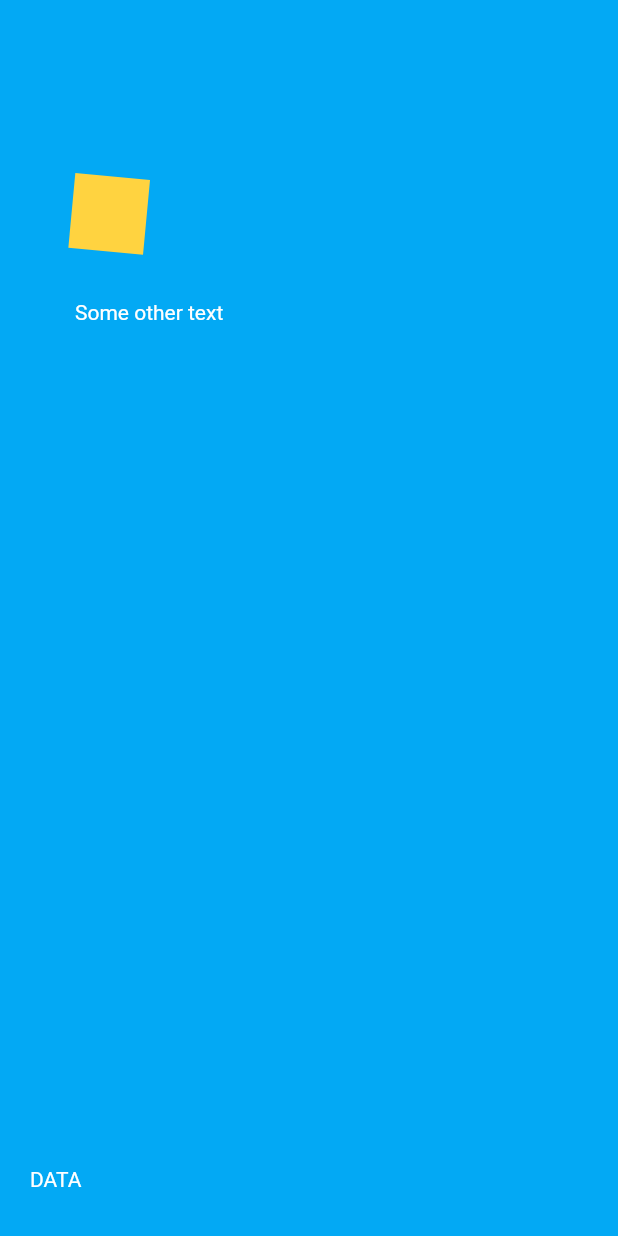
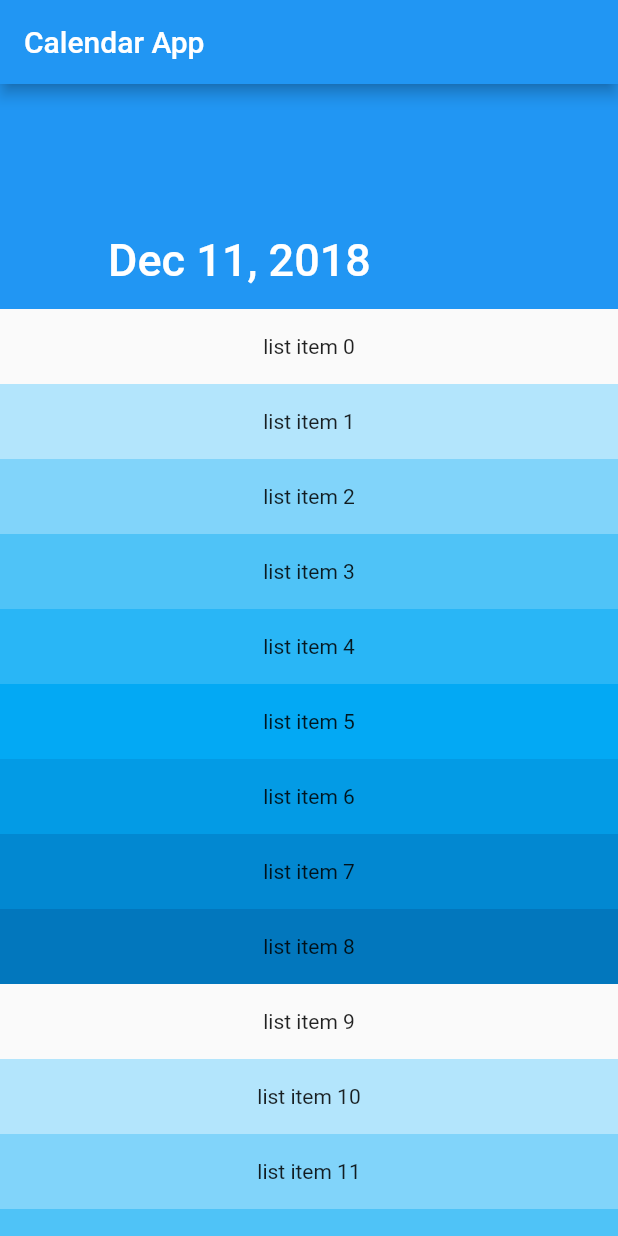
Before and after one commit to ocalvet/flutter_calendar, a Flutter app: the screen it shows after launch, on a phone screen of 412 x 824 dp. Run offline on Flutter 3.47's test engine with Material 2 defaults, Android fonts, the phone set to English and light mode, and no system bars.

Commit message:
Add sliver list to show current date

```diff
--- /dev/null
+++ b/lib/calendar_app.dart
@@ -0,0 +1,11 @@
+import 'package:flutter/material.dart';
+import 'package:flutter_calendar/home.dart';
+
+class CalendarApp extends StatelessWidget {
+  @override
+  Widget build(BuildContext context) {
+    return MaterialApp(
+      home: HomePage(),
+    );
+  }
+}
--- /dev/null
+++ b/lib/calendar_container.dart
@@ -0,0 +1,17 @@
+import 'package:flutter/material.dart';
+
+class CalendarContainer extends StatefulWidget {
+  @override
+  _CalendarContainerState createState() => _CalendarContainerState();
+}
+
+class _CalendarContainerState extends State<CalendarContainer> {
+  @override
+  Widget build(BuildContext context) {
+    return Container(
+      decoration: BoxDecoration(
+        color: Colors.amberAccent
+      ),
+    );
+  }
+}
--- /dev/null
+++ b/lib/home.dart
@@ -0,0 +1,52 @@
+import 'package:flutter/material.dart';
+import 'package:intl/intl.dart' as intl;
+
+class HomePage extends StatelessWidget {
+  @override
+  Widget build(BuildContext context) {
+    var format = new intl.DateFormat.yMMMd();
+    return Scaffold(
+      appBar: AppBar(
+        title: Text('Calendar App'),
+      ),
+      body: CustomScrollView(
+        slivers: <Widget>[
+          SliverAppBar(
+            pinned: true,
+            expandedHeight: 150.0,
+            flexibleSpace: FlexibleSpaceBar(
+              title: Text('${format.format(DateTime.now())}'),
+            ),
+          ),
+          // Container(
+          //   alignment: Alignment.center,
+          //   width: MediaQuery.of(context).size.width,
+          //   height: 60,
+          //   decoration: BoxDecoration(
+          //     color: Colors.lightBlue,
+          //   ),
+          //   child: Text('${format.format(DateTime.now())}',
+          //       textDirection: TextDirection.ltr,
+          //       style: TextStyle(
+          //         color: Colors.black87,
+          //         fontSize: 20,
+          //         fontWeight: FontWeight.bold,
+          //       )),
+          // ),
+          SliverFixedExtentList(
+            itemExtent: 50.0,
+            delegate: SliverChildBuilderDelegate(
+              (BuildContext context, int index) {
+                return Container(
+                  alignment: Alignment.center,
+                  color: Colors.lightBlue[100 * (index % 9)],
+                  child: Text('list item $index'),
+                );
+              },
+            ),
+          )
+        ],
+      ),
+    );
+  }
+}
--- a/lib/main.dart
+++ b/lib/main.dart
@@ -1,83 +1,4 @@
-import 'dart:async';
-import 'dart:math';
-
 import 'package:flutter/material.dart';
+import 'package:flutter_calendar/calendar_app.dart';
 
 void main() => runApp(CalendarApp());
-
-class CalendarApp extends StatefulWidget {
-  @override
-  State<StatefulWidget> createState() {
-    return CalendarAppState();
-  }
-}
-
-class CalendarAppState extends State<CalendarApp>
-    with SingleTickerProviderStateMixin {
-  AnimationController animation;
-  final Tween<double> ratationTween = Tween<double>(begin: 0.0, end: 2 * pi);
-  Color color = Colors.redAccent;
-  List<Color> colors = [
-    Colors.redAccent,
-    Colors.amberAccent,
-    Colors.yellowAccent,
-    Colors.deepOrangeAccent
-  ];
-  Matrix4 rotaionTransform =  Matrix4.identity();
-
-  @override
-  void initState() {
-    super.initState();
-    animation = AnimationController(
-      duration: Duration(milliseconds: 1800),
-      vsync: this,
-    )
-    ..repeat();
-    var rand = Random(2356);
-    Timer.periodic(Duration(seconds: 1), (timer) {
-      this.setState(() {
-        color = colors[rand.nextInt(4)];
-        rotaionTransform = Matrix4.rotationZ(ratationTween.evaluate(animation));
-      });
-    });
-  }
-
-  @override
-  Widget build(BuildContext context) {
-    return Container(
-        color: Colors.lightBlue,
-        child: Stack(
-          alignment: Alignment.topLeft,
-          children: <Widget>[
-            Positioned(
-                left: 100,
-                top: 120,
-                child: AnimatedContainer(
-                  curve: Curves.ease,
-                  transform: rotaionTransform,
-                  color: color,
-                  alignment: Alignment.center,
-                  width: 50,
-                  height: 50,
-                  duration: Duration(seconds: 1),
-                )),
-            Positioned(
-              left: 20,
-              bottom: 30,
-              child: Text(
-                'DATA',
-                textDirection: TextDirection.ltr,
-              ),
-            ),
-            Positioned(
-              left: 50,
-              top: 200,
-              child: Text(
-                'Some other text',
-                textDirection: TextDirection.ltr,
-              ),
-            ),
-          ],
-        ));
-  }
-}
--- a/pubspec.yaml
+++ b/pubspec.yaml
@@ -19,6 +19,8 @@ dependencies:
   # The following adds the Cupertino Icons font to your application.
   # Use with the CupertinoIcons class for iOS style icons.
   cupertino_icons: ^0.1.2
+
+  intl: ^0.15.7
 
 dev_dependencies:
   flutter_test:
```
